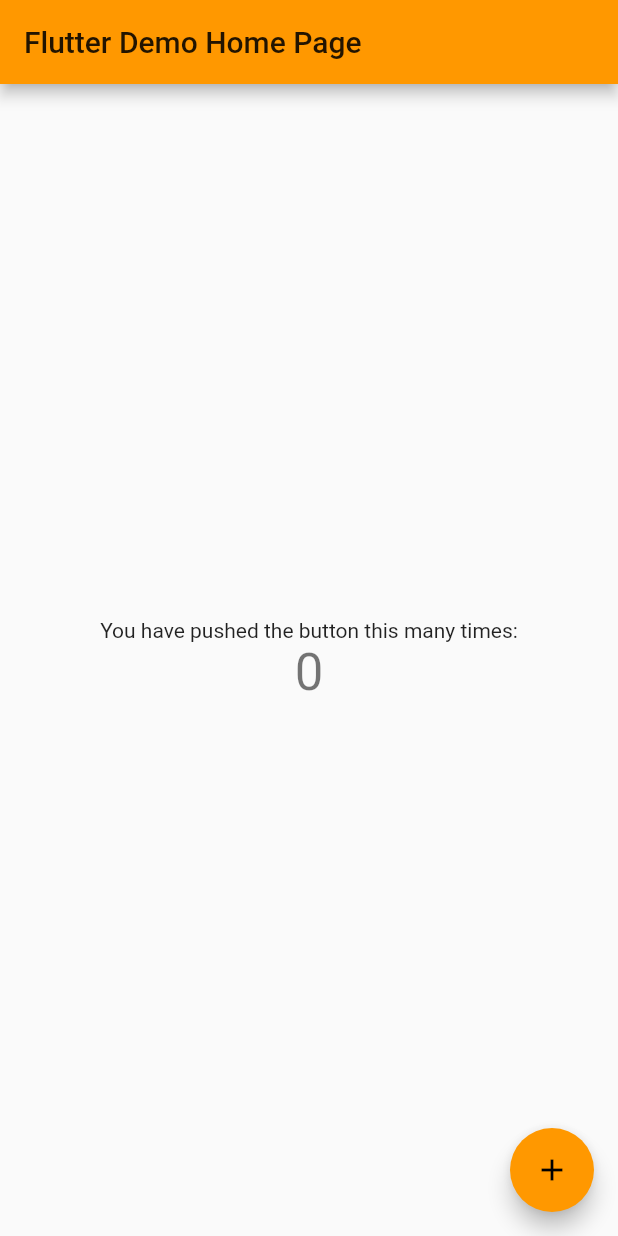
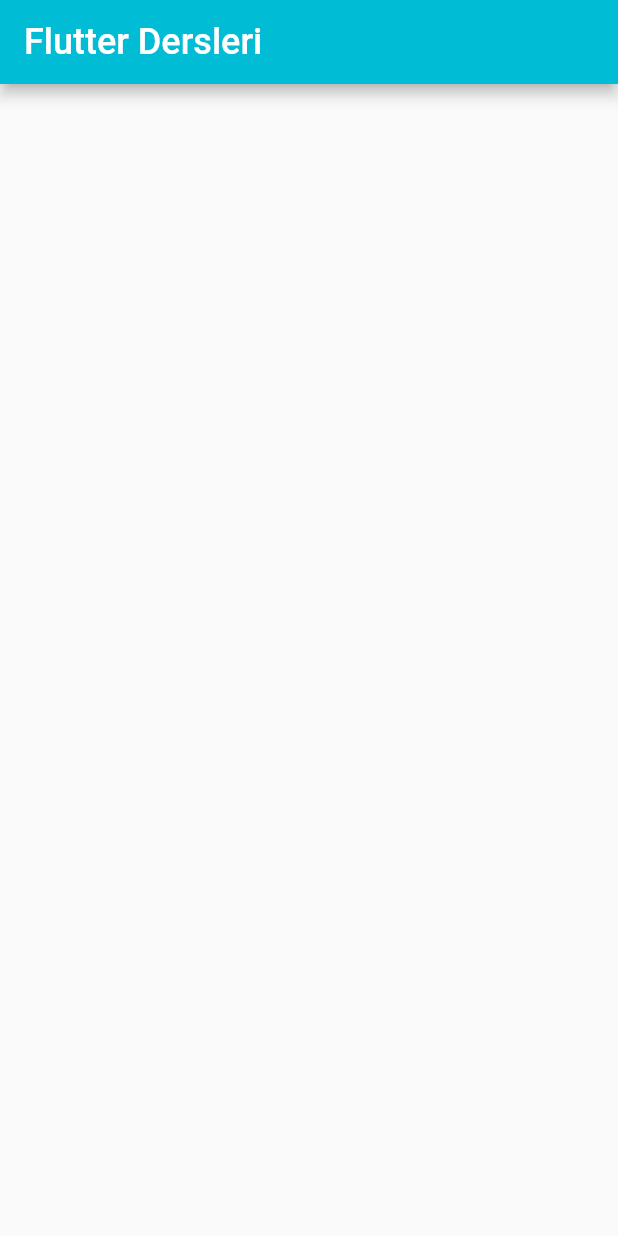
Before and after one commit to ibrahimuzul/flutter_dersleri, a Flutter app: the screen it shows after launch, on a phone screen of 412 x 824 dp. Run offline on Flutter 3.47's test engine with Material 2 defaults, Android fonts, the phone set to English and light mode, and no system bars.

Commit message:
49.MaterialApp ve Scaffold Widgetlerine Giriş

```diff
--- a/lib/main.dart
+++ b/lib/main.dart
@@ -1,117 +1,18 @@
 import 'package:flutter/material.dart';
 
 void main() {
-  runApp(MyApp());
-}
-
-class MyApp extends StatelessWidget {
-  // This widget is the root of your application.
-  @override
-  Widget build(BuildContext context) {
-    return MaterialApp(
-      title: 'Flutter Demo',
-      theme: ThemeData(
-        // This is the theme of your application.
-        //
-        // Try running your application with "flutter run". You'll see the
-        // application has a blue toolbar. Then, without quitting the app, try
-        // changing the primarySwatch below to Colors.green and then invoke
-        // "hot reload" (press "r" in the console where you ran "flutter run",
-        // or simply save your changes to "hot reload" in a Flutter IDE).
-        // Notice that the counter didn't reset back to zero; the application
-        // is not restarted.
-        primarySwatch: Colors.orange,
-        // This makes the visual density adapt to the platform that you run
-        // the app on. For desktop platforms, the controls will be smaller and
-        // closer together (more dense) than on mobile platforms.
-        visualDensity: VisualDensity.adaptivePlatformDensity,
-      ),
-      home: MyHomePage(title: 'Flutter Demo Home Page'),
-    );
-  }
-}
-
-class MyHomePage extends StatefulWidget {
-  MyHomePage({Key key, this.title}) : super(key: key);
-
-  // This widget is the home page of your application. It is stateful, meaning
-  // that it has a State object (defined below) that contains fields that affect
-  // how it looks.
-
-  // This class is the configuration for the state. It holds the values (in this
-  // case the title) provided by the parent (in this case the App widget) and
-  // used by the build method of the State. Fields in a Widget subclass are
-  // always marked "final".
-
-  final String title;
-
-  @override
-  _MyHomePageState createState() => _MyHomePageState();
-}
-
-class _MyHomePageState extends State<MyHomePage> {
-  int _counter = 0;
-
-  void _incrementCounter() {
-    setState(() {
-      // This call to setState tells the Flutter framework that something has
-      // changed in this State, which causes it to rerun the build method below
-      // so that the display can reflect the updated values. If we changed
-      // _counter without calling setState(), then the build method would not be
-      // called again, and so nothing would appear to happen.
-      _counter++;
-    });
-  }
-
-  @override
-  Widget build(BuildContext context) {
-    // This method is rerun every time setState is called, for instance as done
-    // by the _incrementCounter method above.
-    //
-    // The Flutter framework has been optimized to make rerunning build methods
-    // fast, so that you can just rebuild anything that needs updating rather
-    // than having to individually change instances of widgets.
-    return Scaffold(
+  runApp(new MaterialApp(
+    debugShowCheckedModeBanner: false,
+    theme: ThemeData(
+      primarySwatch: Colors.cyan,
+    ),
+    home: new Scaffold(
       appBar: AppBar(
-        // Here we take the value from the MyHomePage object that was created by
-        // the App.build method, and use it to set our appbar title.
-        title: Text(widget.title),
-      ),
-      body: Center(
-        // Center is a layout widget. It takes a single child and positions it
-        // in the middle of the parent.
-        child: Column(
-          // Column is also a layout widget. It takes a list of children and
-          // arranges them vertically. By default, it sizes itself to fit its
-          // children horizontally, and tries to be as tall as its parent.
-          //
-          // Invoke "debug painting" (press "p" in the console, choose the
-          // "Toggle Debug Paint" action from the Flutter Inspector in Android
-          // Studio, or the "Toggle Debug Paint" command in Visual Studio Code)
-          // to see the wireframe for each widget.
-          //
-          // Column has various properties to control how it sizes itself and
-          // how it positions its children. Here we use mainAxisAlignment to
-          // center the children vertically; the main axis here is the vertical
-          // axis because Columns are vertical (the cross axis would be
-          // horizontal).
-          mainAxisAlignment: MainAxisAlignment.center,
-          children: <Widget>[
-            Text(
-              'You have pushed the button this many times:',
-            ),
-            Text(
-              '$_counter',
-              style: Theme.of(context).textTheme.headline4,
-            ),
-          ],
+        title: Text(
+          "Flutter Dersleri",
+          style: TextStyle(fontSize: 24.0, color: Colors.white),
         ),
       ),
-      floatingActionButton: FloatingActionButton(
-        onPressed: _incrementCounter,
-        tooltip: 'Increment',
-        child: Icon(Icons.add),
-      ), // This trailing comma makes auto-formatting nicer for build methods.
-    );
-  }
+    ),
+  ));
 }
```
